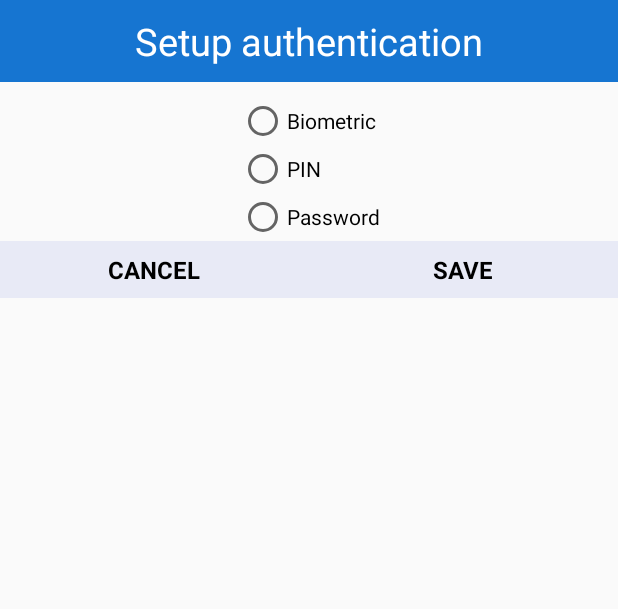
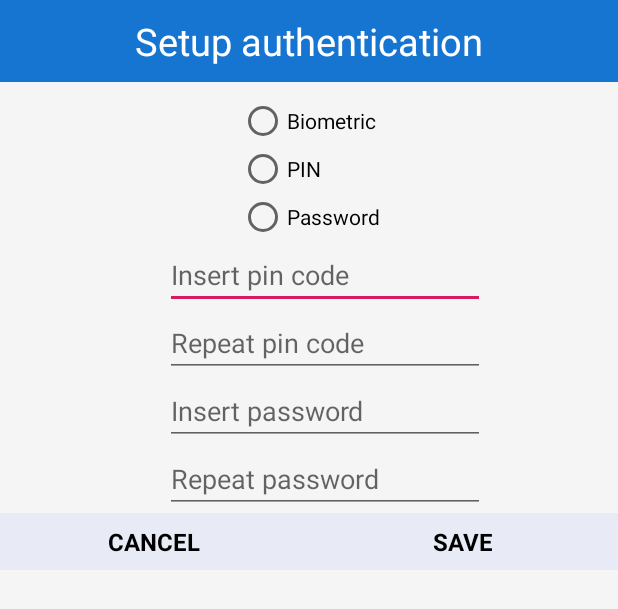
Before and after one commit to Andreas981/HobbyProject, an Android app: the layout dialog_setup_authentication.xml on its own in the app's theme, with its tools: preview values and no code run, on a phone screen of 412 x 824 dp. Shown: the top 609 px of the screen. Run offline under Robolectric (Android 15) with nearby library versions, the phone set to English and light mode, and no system bars.

Commit message:
Bug fixing for authentication

```diff
--- a/app/src/main/java/no/andreasmikalsen/hobbyapplication/MainActivity.java
+++ b/app/src/main/java/no/andreasmikalsen/hobbyapplication/MainActivity.java
@@ -113,6 +113,8 @@ public class MainActivity extends AppCompatActivity {
             }
         });*/
 
+        EncryptedSharedPref.writeBool(EncryptedSharedPref.IS_AUTH, false);
+
     }
 
 
--- a/app/src/main/res/layout/dialog_authenticate.xml
+++ b/app/src/main/res/layout/dialog_authenticate.xml
@@ -2,7 +2,7 @@
     android:orientation="vertical"
     android:layout_width="match_parent"
     android:layout_height="wrap_content"
-    android:background="#fff">
+    android:background="@color/colorDialogBackground">
     <TextView
         android:layout_width="match_parent"
         android:layout_height="80dp"
--- a/app/src/main/res/layout/dialog_setup_authentication.xml
+++ b/app/src/main/res/layout/dialog_setup_authentication.xml
@@ -3,7 +3,8 @@
     xmlns:app="http://schemas.android.com/apk/res-auto"
     xmlns:tools="http://schemas.android.com/tools"
     android:orientation="vertical" android:layout_width="match_parent"
-    android:layout_height="match_parent">
+    android:layout_height="match_parent"
+    android:background="@color/colorDialogBackground">
 
     <TextView
         android:id="@+id/setupAuthTextView"
@@ -60,7 +61,7 @@
         android:hint="@string/insert_pin_code"
         android:inputType="numberPassword"
         android:textColor="@color/colorPrimaryLightText"
-        android:visibility="gone"
+        android:visibility="visible"
         app:layout_constraintEnd_toEndOf="parent"
         app:layout_constraintHorizontal_bias="0.555"
         app:layout_constraintStart_toStartOf="parent"
@@ -75,7 +76,7 @@
         android:hint="@string/repeat_pin_code"
         android:inputType="numberPassword"
         android:textColor="@color/colorPrimaryLightText"
-        android:visibility="gone"
+        android:visibility="visible"
         app:layout_constraintEnd_toEndOf="parent"
         app:layout_constraintHorizontal_bias="0.555"
         app:layout_constraintStart_toStartOf="parent"
@@ -87,10 +88,10 @@
         android:layout_height="wrap_content"
         android:layout_gravity="center|start"
         android:ems="10"
-        android:hint="@string/insert_pin_code"
+        android:hint="@string/insert_password"
         android:inputType="textPassword"
         android:textColor="@color/colorPrimaryLightText"
-        android:visibility="gone"
+        android:visibility="visible"
         app:layout_constraintEnd_toEndOf="parent"
         app:layout_constraintHorizontal_bias="0.555"
         app:layout_constraintStart_toStartOf="parent"
@@ -102,10 +103,10 @@
         android:layout_height="wrap_content"
         android:layout_gravity="center|start"
         android:ems="10"
-        android:hint="@string/repeat_pin_code"
+        android:hint="@string/repeat_password"
         android:inputType="textPassword"
         android:textColor="@color/colorPrimaryLightText"
-        android:visibility="gone"
+        android:visibility="visible"
         app:layout_constraintEnd_toEndOf="parent"
         app:layout_constraintHorizontal_bias="0.555"
         app:layout_constraintStart_toStartOf="parent"
@@ -118,7 +119,7 @@
         android:orientation="horizontal"
         app:layout_constraintEnd_toEndOf="parent"
         app:layout_constraintStart_toStartOf="parent"
-        app:layout_constraintTop_toBottomOf="@+id/dialog_setauth_pin_repeat">
+        app:layout_constraintTop_toBottomOf="@+id/dialog_setauth_password_repeat">
 
         <Button
             android:id="@+id/fragment_settings_dialog_cancel"
--- a/app/src/main/res/values/colors.xml
+++ b/app/src/main/res/values/colors.xml
@@ -7,4 +7,6 @@
     <color name="colorPrimaryText">#fff</color>
     <color name="colorPrimaryDarkText">#fff</color>
     <color name="colorPrimaryLightText">#000</color>
+
+    <color name="colorDialogBackground">#f5f5f5</color>
 </resources>
--- a/app/src/main/res/values/strings.xml
+++ b/app/src/main/res/values/strings.xml
@@ -22,4 +22,6 @@
     <string name="cancel">CANCEL</string>
     <string name="save">SAVE</string>
     <string name="sign_in">Sign in</string>
+    <string name="repeat_password">Repeat password</string>
+    <string name="insert_password">Insert password</string>
 </resources>
```
Also changed, not shown: app/src/main/java/no/andreasmikalsen/hobbyapplication/ProfileFragment.java (+5 -3 lines).
